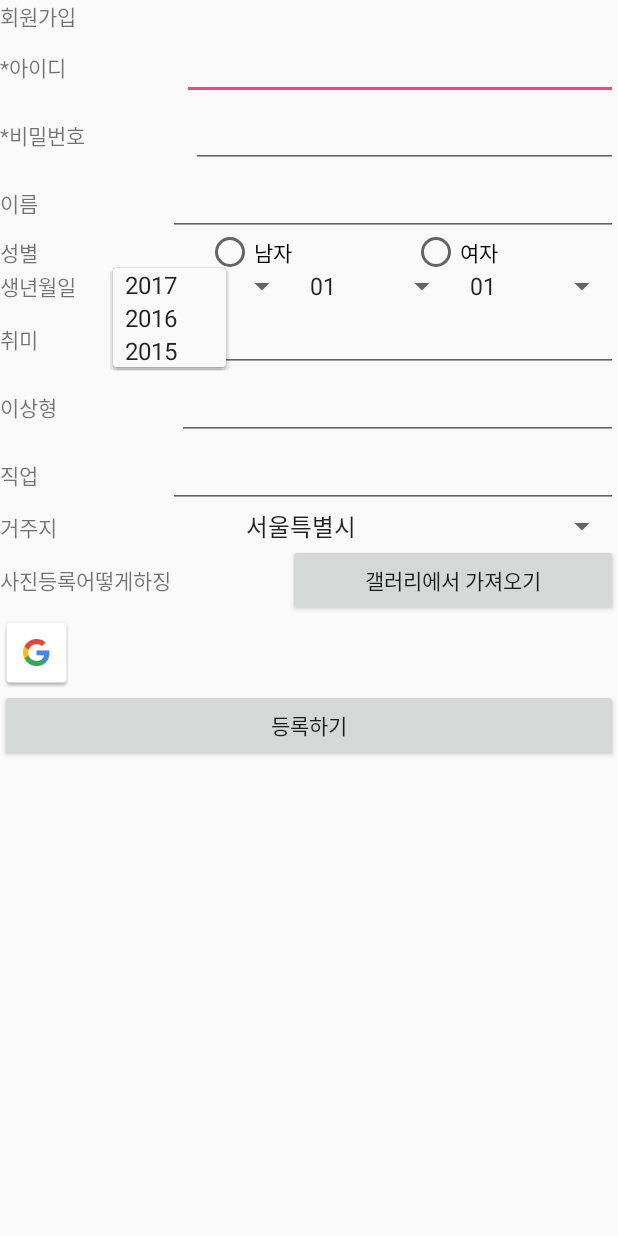
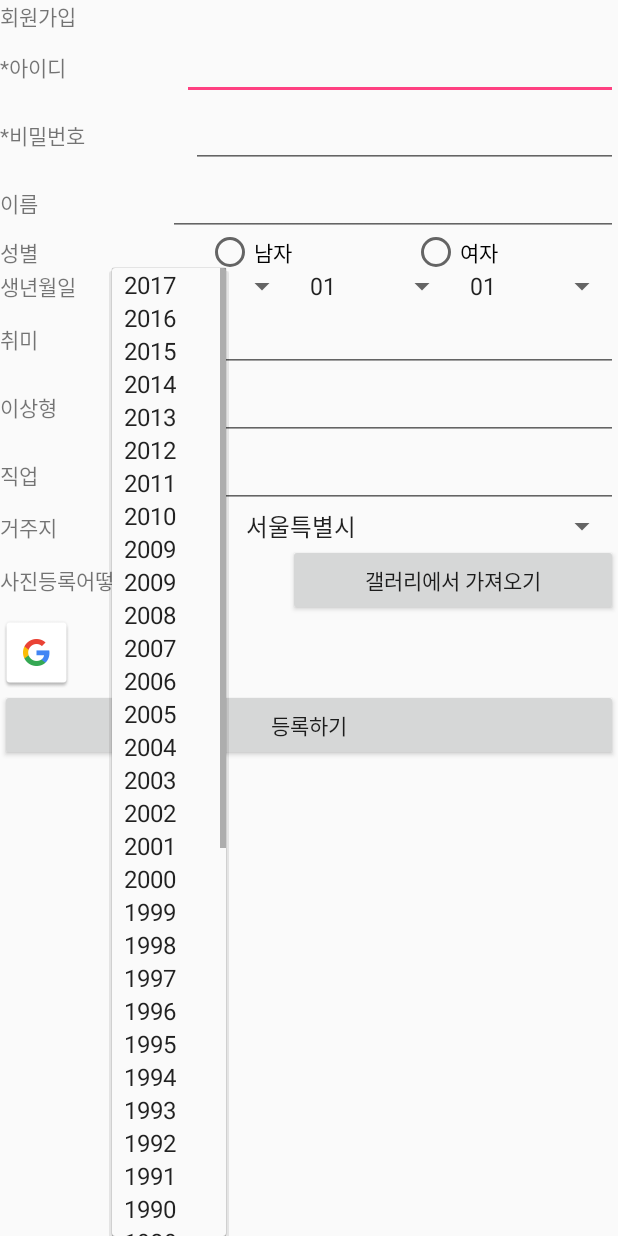
Before and after one commit to FIre-Hyun/Solomon_Go, an Android app: the LoginRegisterActivity screen opened directly, with no data from a screen before it, after a tap on "2017", on a phone screen of 412 x 824 dp. Run offline under Robolectric (Android 15) with nearby library versions, the phone set to English and light mode, and no system bars.

```diff
--- a/app/src/main/res/layout/activity_main.xml
+++ b/app/src/main/res/layout/activity_main.xml
@@ -49,7 +49,7 @@
         android:layout_marginLeft="8dp"
         android:layout_marginRight="8dp"
         android:layout_marginStart="8dp"
-        android:layout_marginTop="24dp"
+        android:layout_marginTop="26dp"
         android:onClick="onClick"
         app:layout_constraintLeft_toLeftOf="parent"
         app:layout_constraintRight_toRightOf="parent"
--- a/app/src/main/res/values/array.xml
+++ b/app/src/main/res/values/array.xml
@@ -14,6 +14,52 @@
         <item>2017</item>
         <item>2016</item>
         <item>2015</item>
+        <item>2014</item>
+        <item>2013</item>
+        <item>2012</item>
+        <item>2011</item>
+        <item>2010</item>
+        <item>2009</item>
+        <item>2009</item>
+        <item>2008</item>
+        <item>2007</item>
+        <item>2006</item>
+        <item>2005</item>
+        <item>2004</item>
+        <item>2003</item>
+        <item>2002</item>
+        <item>2001</item>
+        <item>2000</item>
+        <item>1999</item>
+        <item>1998</item>
+        <item>1997</item>
+        <item>1996</item>
+        <item>1995</item>
+        <item>1994</item>
+        <item>1993</item>
+        <item>1992</item>
+        <item>1991</item>
+        <item>1990</item>
+        <item>1989</item>
+        <item>1988</item>
+        <item>1987</item>
+        <item>1986</item>
+        <item>1985</item>
+        <item>1984</item>
+        <item>1983</item>
+        <item>1982</item>
+        <item>1981</item>
+        <item>1980</item>
+        <item>1979</item>
+        <item>1978</item>
+        <item>1977</item>
+        <item>1976</item>
+        <item>1975</item>
+        <item>1974</item>
+        <item>1973</item>
+        <item>1972</item>
+        <item>1971</item>
+        <item>1970</item>
     </string-array>
 
     <string-array name="birth_month">
```
Also changed, not shown: app/src/main/java/com/example/kimhyun/solomon_go/LoginRegisterActivity.java (+47 -34 lines), app/src/main/java/com/example/kimhyun/solomon_go/MainActivity.java (+52 -3 lines).
